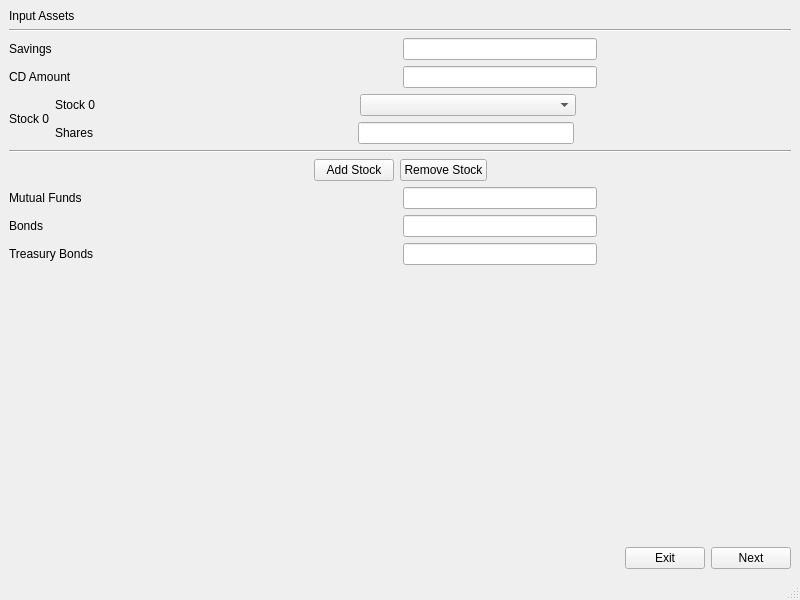
Before: the Qt Designer form Application/Application/predictionInputAssets.ui in abutlerboudakian/future_wallet, drawn with Qt 5.
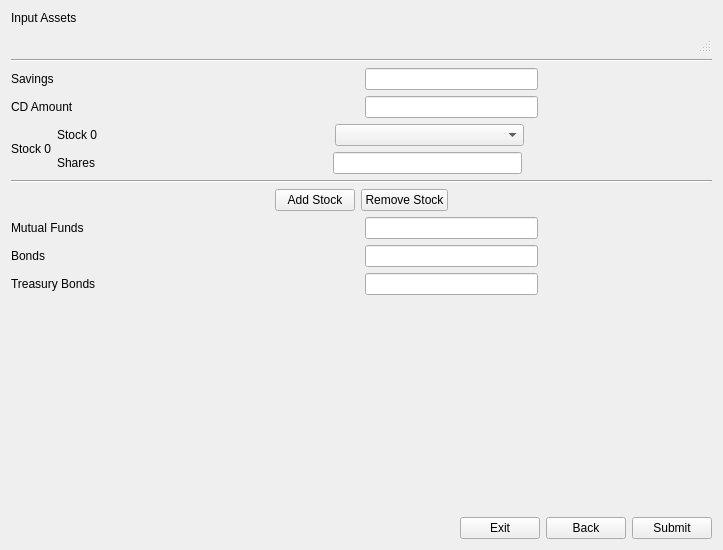
After: the same form once the commit is applied.

Patch:
```diff
--- a/Application/Application/predictionInputAssets.ui
+++ b/Application/Application/predictionInputAssets.ui
@@ -1,13 +1,13 @@
 <?xml version="1.0" encoding="UTF-8"?>
 <ui version="4.0">
- <class>MainApplication</class>
- <widget class="QMainWindow" name="MainApplication">
+ <class>predictionInputAssets</class>
+ <widget class="QWidget" name="predictionInputAssets">
   <property name="geometry">
    <rect>
     <x>0</x>
     <y>0</y>
-    <width>800</width>
-    <height>600</height>
+    <width>723</width>
+    <height>550</height>
    </rect>
   </property>
   <property name="sizePolicy">
@@ -25,8 +25,7 @@
   <property name="windowTitle">
    <string>MainApplication</string>
   </property>
-  <widget class="QWidget" name="centralwidget">
-   <layout class="QVBoxLayout" name="verticalLayout_3">
+  <layout class="QVBoxLayout" name="verticalLayout_4">
     <item>
      <widget class="QLabel" name="label_2">
       <property name="text">
@@ -34,6 +33,9 @@
       </property>
      </widget>
     </item>
+   <item>
+    <widget class="QStatusBar" name="statusbar"/>
+   </item>
     <item>
      <layout class="QVBoxLayout" name="verticalLayout">
       <item>
@@ -532,17 +534,22 @@
         <item>
          <widget class="QPushButton" name="pushButton_3">
           <property name="text">
-           <string>Next</string>
+          <string>Back</string>
           </property>
          </widget>
         </item>
+       <item>
+        <widget class="QPushButton" name="Submit">
+         <property name="text">
+          <string>Submit</string>
+         </property>
+        </widget>
+       </item>
        </layout>
       </item>
      </layout>
     </item>
    </layout>
-  </widget>
-  <widget class="QStatusBar" name="statusbar"/>
  </widget>
  <resources/>
  <connections/>
```
Left out of the diff: 6 changed lines with no effect on the pictures. Lines whose indentation alone changed are shown as unchanged.
